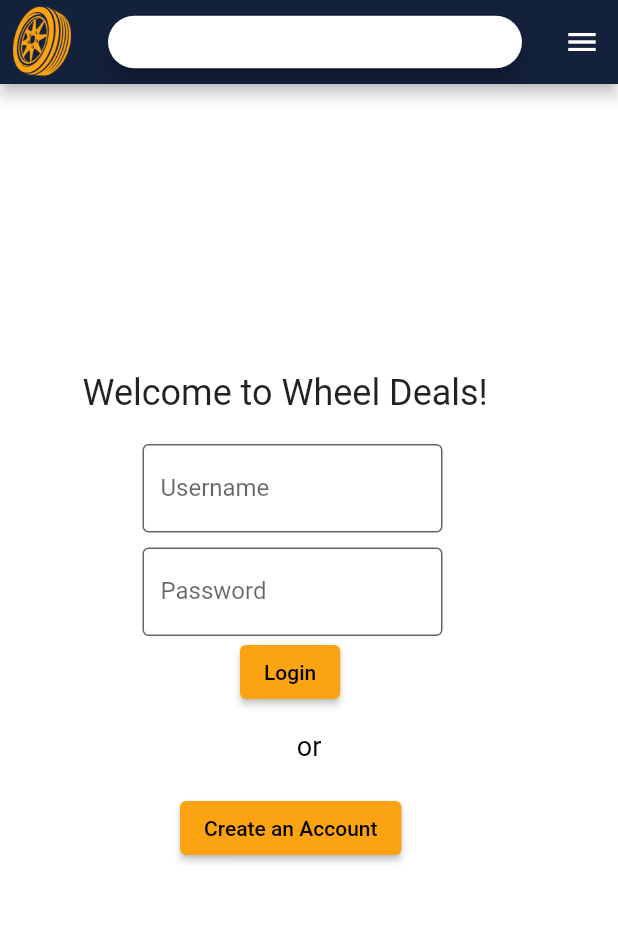
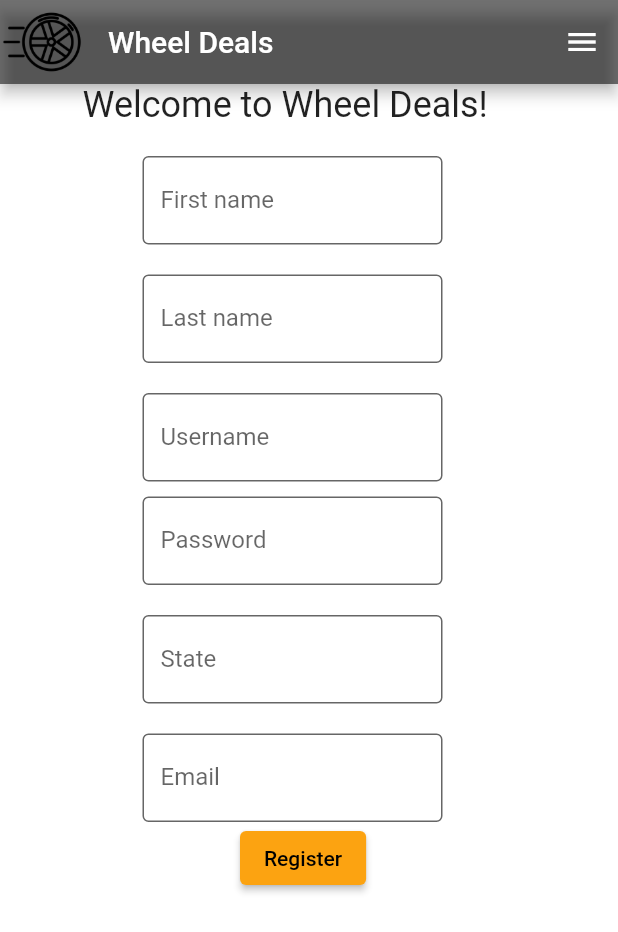
Before and after one commit to OmarAlshafei/WheelDeals, a Flutter app: the screen it shows after launch, on a phone screen of 412 x 824 dp. Shown: the top 932 px of the screen. Run offline on Flutter 3.47's test engine with Material 2 defaults, Android fonts, the light colour scheme and no system bars; our stand-ins replace carousel_slider, font_awesome_flutter.

Commit message:
Register

```diff
--- a/frontend/mobile/lib/routes/routes.dart
+++ b/frontend/mobile/lib/routes/routes.dart
@@ -2,17 +2,21 @@ import 'package:flutter/material.dart';
 import 'package:mobile/screens/LoginScreen.dart';
 import 'package:mobile/screens/CarsScreen.dart';
 import 'package:mobile/screens/HomeScreen.dart';
+import 'package:mobile/screens/RegisterScreen.dart';
+
 
 class Routes {
   static const String LOGINSCREEN = '/login';
   static const String CARSSCREEN = '/cars';
   static const String HOMESCREEN = '/home';
+  static const String REGISTERSCREEN = '/home';
 
   // routes of pages in the app
   static Map<String, Widget Function(BuildContext)> get getroutes => {
-    '/': (context) => LoginScreen(),
+    '/': (context) => RegisterScreen(),
     LOGINSCREEN: (context) => LoginScreen(),
     CARSSCREEN: (context) => CarsScreen(),
     HOMESCREEN: (context) => HomeScreen(),
+    REGISTERSCREEN: (context) => RegisterScreen(),
   };
 }
--- /dev/null
+++ b/frontend/mobile/lib/screens/RegisterScreen.dart
@@ -0,0 +1,543 @@
+import 'dart:core';
+import 'dart:io';
+import 'package:flutter/material.dart';
+import 'package:carousel_slider/carousel_slider.dart';
+import 'package:mobile/utils/getAPI.dart';
+import 'package:mobile/utils/Colors.dart';
+import 'package:mobile/utils/header.dart';
+import 'package:mobile/utils/currentUser.dart' as currentUser;
+import 'dart:convert';
+import 'package:mobile/routes/routes.dart';
+
+class GlobalData
+{
+  static String userId = '';
+  static String firstName = '';
+  static String lastName = '';
+  static String loginName = '';
+  static String password = '';
+  static String state = '';
+  static String email = '';
+// state, email
+}
+
+
+class RegisterScreen extends StatefulWidget {
+  @override
+  _RegisterScreenState createState() => _RegisterScreenState();
+}
+
+class _RegisterScreenState extends State<RegisterScreen> {
+  @override
+  void initState() {
+    super.initState();
+  }
+
+
+  @override
+  Widget build(BuildContext context) {
+    return Scaffold(
+      appBar: AppBar(
+        leading: GestureDetector(
+          onTap: () {
+            Navigator.pushNamed(context, Routes.REGISTERSCREEN);
+          },
+          child: Image.asset(
+              'images/wheel.png',
+              width:70
+          ),
+        ),
+
+        backgroundColor: Colors.black54,
+        title: Text("Wheel Deals"),
+      ),
+      endDrawer: Drawer(
+          child: Column(
+            children: [
+              const SizedBox(
+                height: 110, // To change the height of DrawerHeader
+                width: double.infinity, // To Change the width of DrawerHeader
+                child: DrawerHeader(
+                  decoration: BoxDecoration(color: Colors.amber),
+                  child: Text('Menu',
+                    style: TextStyle(color: Colors.black),
+                  ),
+                ),
+              ),
+              /*
+              ListTile(
+                title: const Text('Login'),
+                onTap: () {
+                  showDialog(
+                    context: context,
+                    builder: (context) => AlertDialog(
+                      title: Text('Login'),
+                    ),//AlertDialog
+                  );
+                },
+              ),
+              ListTile(
+                title: const Text('Register'),
+                //login/signup->register
+                onTap: () {
+                  showDialog(
+                    context: context,
+                    builder: (context) => AlertDialog(
+                      title: Text('Register'),
+                      //login/signup->register
+                    ),//AlertDialog
+                  );
+                },
+              ), */
+              ListTile(
+                title: const Text('Login/Signup'),
+                onTap: () {
+                  showDialog(
+                    context: context,
+                    builder: (context) => AlertDialog(
+                      title: Text('Login/Signup'),
+                    ),//AlertDialog
+                  );
+                },
+              ),
+              ListTile(
+                title: const Text('Favorites'),
+                onTap: () {
+                  showDialog(
+                    context: context,
+                    builder: (context) => AlertDialog(
+                      title: Text('Favorites'),
+                    ),//AlertDialog
+                  );
+                },
+              ),
+              ListTile(
+                title: const Text('Account'),
+                onTap: () {
+                  showDialog(
+                    context: context,
+                    builder: (context) => AlertDialog(
+                      title: Text('Account'),
+                    ),//AlertDialog
+                  );
+                },
+              ),
+              ListTile(
+                title: const Text('Logout'),
+                onTap: () {
+                  showDialog(
+                    context: context,
+                    builder: (context) => AlertDialog(
+                      title: Text('Logout'),
+                    ),//AlertDialog
+                  );
+                },
+              ),
+            ],
+          )
+      ),
+      backgroundColor: Colors.white,
+      body: MainPage(),
+    );
+  }
+}
+
+class MainPage extends StatefulWidget {
+  @override
+  _MainPageState createState() => _MainPageState();
+}
+
+class _MainPageState extends State<MainPage> {
+
+  String message = " ", newMessageText = '';
+  String loginName = '', password = '';
+  String firstName = '', lastName = '';
+  String state = '', email = '';
+
+
+
+  Color messageColor = appColors.black;
+
+  @override
+  void initState() {
+    super.initState();
+  }
+
+  changeText() {
+    setState(() {
+      message = newMessageText;
+    });
+  }
+
+  /*
+  return new Container(
+  child: new SingleChildScrollView(
+    child: new Column(
+      children: <Widget>[
+        _showChild1(),
+        _showChild2(),
+        ...
+        _showChildN()
+      ]
+    )
+  )
+);
+   */
+
+  @override
+  Widget build(BuildContext context) {
+    return Container(
+
+        width: 600,
+        margin:const EdgeInsets.only(bottom: 56.0),
+
+        child: SingleChildScrollView(
+
+        child :Column(
+          mainAxisAlignment: MainAxisAlignment.center, //Center Column contents vertically,
+          //crossAxisAlignment: CrossAxisAlignment.center, //Center Column contents horizontal
+          crossAxisAlignment: CrossAxisAlignment.stretch,
+          children: <Widget>[
+            // Container(
+            //   margin: const EdgeInsets.only(bottom:16),
+            //
+            //   child: Image.asset(
+            //       'images/chevy_camero.jpg',
+            //       //width: 70000,
+            //       height: 250,
+            //       fit:BoxFit.fill
+            //   ),
+            // ),
+            Row(
+              children: [
+                Container(
+                  margin:const EdgeInsets.only(left: 55.0),
+                  child:
+                  Text(
+                    "Welcome to Wheel Deals!",
+                    style: TextStyle(fontSize: 24),
+                  ),
+                ),
+              ],
+            ),
+
+
+            Row(
+                children: <Widget>[
+                  Container(
+                    width: 200,
+                    margin:const EdgeInsets.only(left: 95.0, top:20),
+                    child:
+                    TextField (
+                      decoration: InputDecoration(
+                          filled: true,
+                          fillColor: Colors.white,
+                          border: OutlineInputBorder(),
+                          labelText: 'First name',
+                          hintText: 'Enter Your first name'
+                      ),
+                      onChanged: (text) {
+                        firstName = text;
+                      },
+                    ),
+                  ),
+                ]
+            ),
+
+            Row(
+                children: <Widget>[
+                  Container(
+                    width: 200,
+                    margin:const EdgeInsets.only(left: 95.0, top:20),
+                    child:
+                    TextField (
+                      decoration: InputDecoration(
+                          filled: true,
+                          fillColor: Colors.white,
+                          border: OutlineInputBorder(),
+                          labelText: 'Last name',
+                          hintText: 'Enter Your last name'
+                      ),
+                      onChanged: (text) {
+                        lastName = text;
+                      },
+                    ),
+                  ),
+                ]
+            ),
+
+
+
+            Row(
+                children: <Widget>[
+                  Container(
+                    width: 200,
+                    margin:const EdgeInsets.only(left: 95.0, top:20),
+                    child:
+                    TextField (
+                      decoration: InputDecoration(
+                          filled: true,
+                          fillColor: Colors.white,
+                          border: OutlineInputBorder(),
+                          labelText: 'Username',
+                          hintText: 'Enter Your Username'
+                      ),
+                      onChanged: (text) {
+                        loginName = text;
+                      },
+                    ),
+                  ),
+                ]
+            ),
+
+
+            Row(
+                children: <Widget>[
+                  Container(
+                    width: 200,
+                    margin:const EdgeInsets.only(top: 10.0, left:95.0),
+                    child:
+                    TextField (
+                      obscureText: true,
+                      decoration: InputDecoration(
+                          filled: true,
+                          fillColor: Colors.white,
+                          border: OutlineInputBorder(),
+                          labelText: 'Password',
+                          hintText: 'Enter Your Password'
+                      ),
+                      onChanged: (text) {
+                        password = text;
+                      },
+                    ),
+                  ),
+                ]
+            ),
+
+
+            Row(
+                children: <Widget>[
+                  Container(
+                    width: 200,
+                    margin:const EdgeInsets.only(left: 95.0, top:20),
+                    child:
+                    TextField (
+                      decoration: InputDecoration(
+                          filled: true,
+                          fillColor: Colors.white,
+                          border: OutlineInputBorder(),
+                          labelText: 'State',
+                          hintText: 'Enter Your state'
+                      ),
+                      onChanged: (text) {
+                        state = text;
+                      },
+                    ),
+                  ),
+                ]
+            ),
+
+
+            Row(
+                children: <Widget>[
+                  Container(
+                    width: 200,
+                    margin:const EdgeInsets.only(left: 95.0, top:20),
+                    child:
+                    TextField (
+                      decoration: InputDecoration(
+                          filled: true,
+                          fillColor: Colors.white,
+                          border: OutlineInputBorder(),
+                          labelText: 'Email',
+                          hintText: 'Enter Your email'
+                      ),
+                      onChanged: (text) {
+                        email = text;
+                      },
+                    ),
+                  ),
+                ]
+            ),
+
+
+
+
+            Row(
+              children: <Widget>[
+                Container(
+                  margin:const EdgeInsets.only(left: 160.0),
+                  child:
+                  ElevatedButton(
+                    child: Text('Register',style: TextStyle(fontSize: 14 ,color:Colors.black)),
+                    style: ElevatedButton.styleFrom(
+                      backgroundColor: appColors.gold,
+                    ),
+                    onPressed: () async
+                    {
+                      newMessageText = "";
+                      changeText();
+
+                     // String payload = '{"userName":"' + loginName.trim() + '","password":"' + password.trim() + '"}';
+                      String payload = '{"firstName":"' + firstName.trim() + '","userName":"' + loginName.trim() + '","password":"' + password.trim() + '","state":"' + state.trim() + '","email":"' + email.trim() + '"}';
+                      var userId = '';
+                      var fname ='-';
+                      var jsonObject;
+                      String ret = 'ah';
+
+                      if (firstName=='') {
+                        newMessageText = "Please enter first name";
+                        messageColor = appColors.errRed;
+                        changeText();
+
+                      }
+                      if (lastName=='') {
+                        newMessageText = "Please enter last name";
+                        messageColor = appColors.errRed;
+                        changeText();
+
+                      }
+                      if (loginName=='') {
+                        newMessageText = "Please enter Username";
+                        messageColor = appColors.errRed;
+                        changeText();
+
+                      }
+                      if (password=='') {
+                        newMessageText = "Please enter password";
+                        messageColor = appColors.errRed;
+                        changeText();
+
+                      }
+
+                      if (state=='') {
+                        newMessageText = "Please enter state";
+                        messageColor = appColors.errRed;
+                        changeText();
+
+                      }
+                      if (email=='') {
+                        newMessageText = "Please enter email";
+                        messageColor = appColors.errRed;
+                        changeText();
+
+                      }
+
+                      try
+                      {
+                        String url = 'https://wheeldeals-d3e9615ad014.herokuapp.com/api/login';
+                        ret = await CarsData.getJson(url, payload);
+                        jsonObject = json.decode(ret);
+                        fname = jsonObject["firstName"];
+                      }
+                      catch(e)
+                      {
+                        newMessageText = e.toString();
+                        changeText();
+                        return;
+                      }
+                      if (fname == '')
+                      {
+
+                        if (firstName == '' ) {
+                          newMessageText = "Please enter first name";
+                        }
+                        else if (lastName == '') {
+                          newMessageText = "Please enter last name";
+                        }
+                        else if (loginName == '') {
+                          newMessageText = "Please enter Username";
+                        }
+                        else if (password == '') {
+                          newMessageText = "Please enter Password";
+                        }
+
+                        /*
+                        if (loginName == '' && password == '') {
+                          newMessageText = "Please enter Username and Password";
+                        }
+                        else if (loginName == '') {
+                          newMessageText = "Please enter Username";
+                        }
+                        else if (password == '') {
+                          newMessageText = "Please enter Password";
+                        }
+                        else {
+                          newMessageText = "Incorrect Login/Password";
+                        }
+                        */
+
+                        messageColor = appColors.errRed;
+                        changeText();
+                      }
+                      else
+                      {
+                        currentUser.userId = jsonObject["_id"];
+                        currentUser.fName = jsonObject["firstName"];
+                        currentUser.lName = jsonObject["lastName"];
+                        currentUser.email = jsonObject["email"];
+                        currentUser.state = jsonObject["state"];
+                        currentUser.userName = loginName;
+                        currentUser.password = password;
+                        //currentUser.state = state;
+                        //currentUser.email = email;
+                        Navigator.pushNamed(context, Routes.HOMESCREEN);
+                      }
+                    },
+                  ),
+                ),
+              ],
+            ),
+            // Row(
+            //   children: <Widget>[
+            //     Container(
+            //       margin: const EdgeInsets.only(left: 105.0),
+            //       child: Text(
+            //           message,
+            //           style: const TextStyle(fontSize: 14 ,color:appColors.errRed),
+            //           textAlign: TextAlign.center
+            //       ),
+            //     )
+            //   ],
+            // ),
+            Row(
+              mainAxisAlignment: MainAxisAlignment.center,
+              children: [
+                Container(
+                    margin:const EdgeInsets.only(top: 15.0),
+                    child:
+                    Text(
+                      message,
+                      style: TextStyle(fontSize: 18, color: messageColor),
+                    )
+                ),
+              ],
+            ),
+            /*
+            Row(
+              children: [
+                Container(
+                  margin:const EdgeInsets.only(left: 120.0, top: 20),
+                  child:
+                  ElevatedButton(
+                    child: Text('Create an Account',style: TextStyle(fontSize: 14 ,color:Colors.black)),
+                    style: ElevatedButton.styleFrom(
+                      backgroundColor: appColors.gold,
+                    ),
+                    onPressed: () async
+                    {
+                      Navigator.pushNamed(context, Routes.CARSSCREEN);
+                    },
+                  ),
+                ),
+              ],
+            ),
+
+            */
+          ],
+        )
+      )
+    );
+
+  }
+}
```
